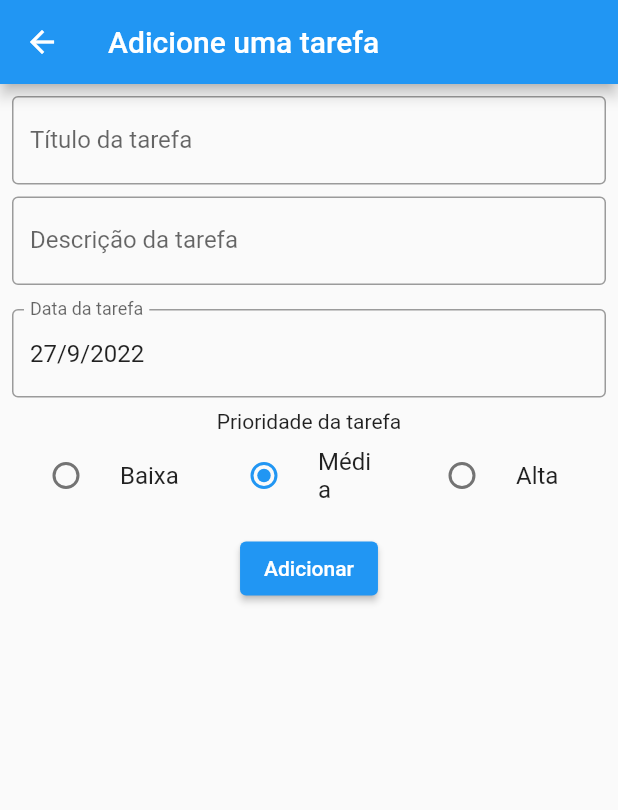
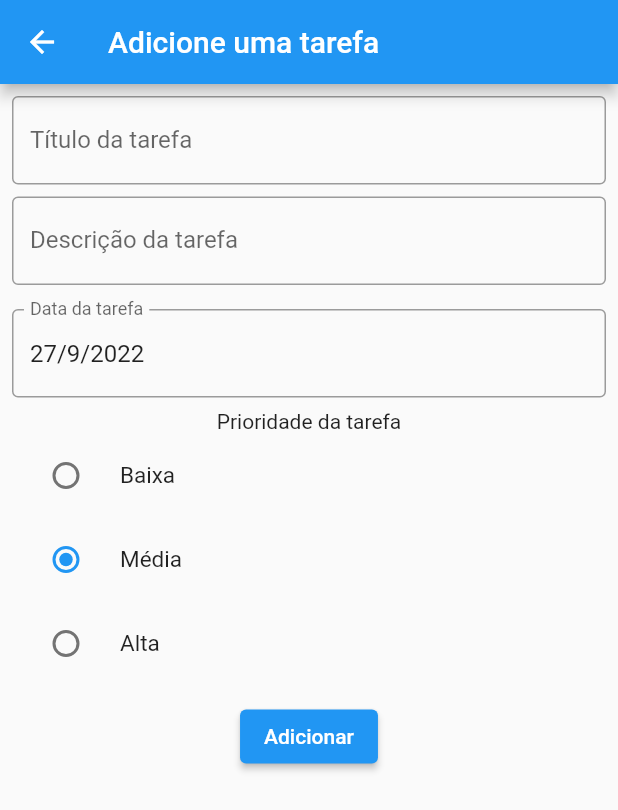
Before and after one commit to Montfel/todo-list, a Flutter app: the Add screen opened directly with empty values, on a phone screen of 412 x 824 dp. Shown: the top 810 px of the screen. Run offline on Flutter 3.47's test engine with Material 2 defaults, Android fonts, the phone set to English and light mode, and no system bars.

```diff
--- a/lib/Add.dart
+++ b/lib/Add.dart
@@ -72,11 +72,8 @@ class _AddState extends State<Add> {
               ),
             ),
             const Text("Prioridade da tarefa"),
-            Row(
-              children: [
-                Expanded(
-                  child: RadioListTile(
-                    title: const Text("Baixa"),
+            RadioListTile(
+                    title: const Text("Baixa" , style: TextStyle(fontSize: 15),),
                     value: Priority.low,
                     groupValue: _priority,
                     onChanged: (Priority? value) {
@@ -85,10 +82,8 @@ class _AddState extends State<Add> {
                       });
                     },
                   ),
-                ),
-                Expanded(
-                  child: RadioListTile(
-                    title: const Text("Média"),
+            RadioListTile(
+                    title: const Text("Média",style: TextStyle(fontSize: 15),),
                     value: Priority.medium,
                     groupValue: _priority,
                     onChanged: (Priority? value) {
@@ -97,11 +92,9 @@ class _AddState extends State<Add> {
                       });
                     },
                   ),
-                ),
 
-                Expanded(
-                  child: RadioListTile(
-                    title: const Text("Alta"),
+            RadioListTile(
+                    title: const Text("Alta", style: TextStyle(fontSize: 15),),
                     value: Priority.high,
                     groupValue: _priority,
                     onChanged: (Priority? value) {
@@ -110,10 +103,6 @@ class _AddState extends State<Add> {
                       });
                     },
                   ),
-                ),
-
-              ],
-            ),
             Padding(
               padding: const EdgeInsets.fromLTRB(0, 10, 0, 0),
               child: ElevatedButton(
```
Also changed, not shown: lib/Edit.dart (+9 -16 lines).
